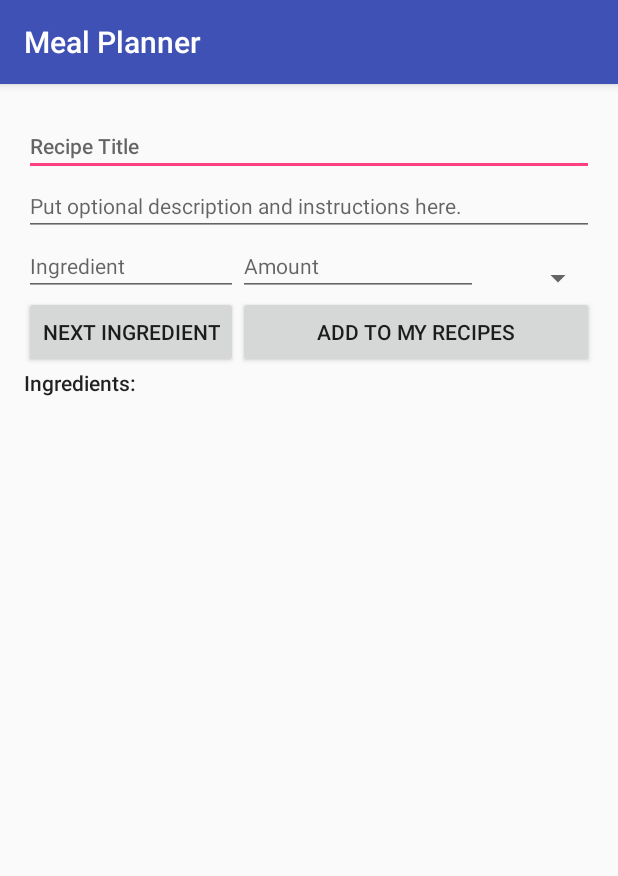
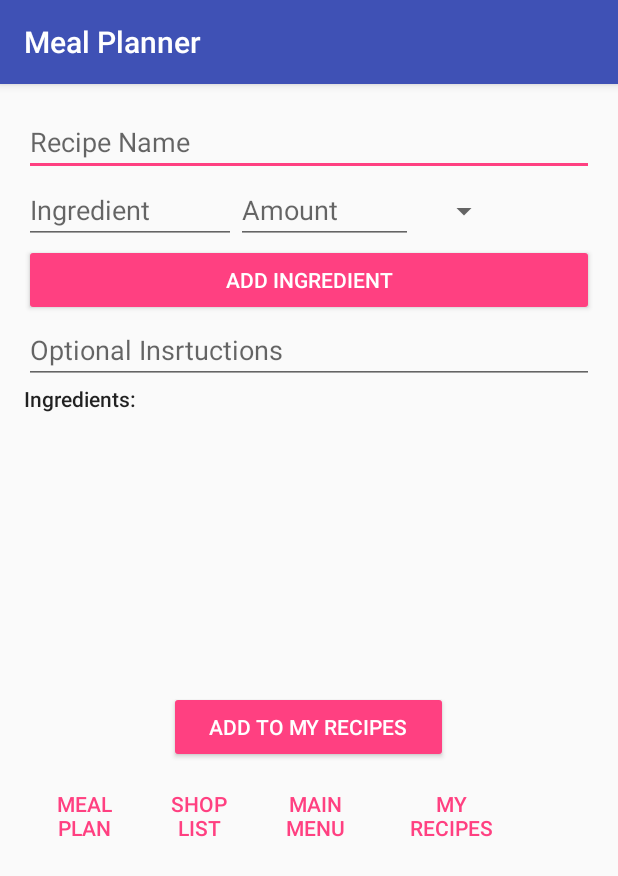
Before and after one commit to basilryen/MealPlanner, an Android app: the AddRecipe screen opened directly, with no data from a screen before it, on a phone screen of 412 x 824 dp. Shown: the top 876 px of the screen. Run offline under Robolectric (Android 15) with nearby library versions, the phone set to English and light mode, and no system bars.

```diff
--- a/app/build.gradle
+++ b/app/build.gradle
@@ -26,5 +26,4 @@ dependencies {
     })
     compile 'com.android.support:appcompat-v7:25.1.0'
     testCompile 'junit:junit:4.12'
-    compile 'com.android.support.constraint:constraint-layout:1.0.0-beta4'
 }
--- a/app/src/main/java/com/teambazomi/mealplanner/Recipe.java
+++ b/app/src/main/java/com/teambazomi/mealplanner/Recipe.java
@@ -19,4 +19,8 @@ public class Recipe {
         this.ingredients = ingredients;
     }
 
+    public String toString() {
+        return title;
+    }
+
 }
--- a/app/src/main/res/layout/activity_add_recipe.xml
+++ b/app/src/main/res/layout/activity_add_recipe.xml
@@ -1,5 +1,5 @@
 <?xml version="1.0" encoding="utf-8"?>
-<RelativeLayout xmlns:android="http://schemas.android.com/apk/res/android"
+<LinearLayout xmlns:android="http://schemas.android.com/apk/res/android"
     xmlns:tools="http://schemas.android.com/tools"
     android:id="@+id/activity_add_recipe"
     android:layout_width="match_parent"
@@ -11,109 +11,137 @@
     tools:context="com.teambazomi.mealplanner.AddRecipe">
 
 
-        <EditText
-            android:layout_width="wrap_content"
-            android:layout_height="wrap_content"
-            android:inputType="text"
-            android:hint="Recipe Title"
-            android:ems="10"
-            android:layout_alignParentTop="true"
-            android:layout_alignParentLeft="true"
-            android:layout_alignParentStart="true"
-            android:layout_marginTop="5dp"
-            android:id="@+id/title"
-            android:layout_alignParentRight="true"
-            android:layout_alignParentEnd="true"
-            android:textAppearance="@style/TextAppearance.AppCompat.Body2" />
+
+    <LinearLayout
+        android:orientation="vertical"
+        android:layout_width="match_parent"
+        android:layout_height="match_parent"
+        android:layout_alignParentTop="true"
+        android:layout_alignParentLeft="true"
+        android:layout_alignParentStart="true">
 
         <EditText
-            android:layout_width="wrap_content"
+            android:layout_width="match_parent"
+            android:layout_height="wrap_content"
+            android:inputType="textPersonName"
+            android:ems="10"
+            android:id="@+id/title"
+            android:hint="Recipe Name" />
+
+        <LinearLayout
+            android:orientation="horizontal"
+            android:layout_width="match_parent"
+            android:layout_height="wrap_content"
+            android:weightSum="1">
+
+            <EditText
+                android:layout_width="141dp"
+                android:layout_height="wrap_content"
+                android:inputType="textPersonName"
+                android:ems="10"
+                android:id="@+id/ingredient"
+                android:hint="Ingredient" />
+
+            <EditText
+                android:layout_width="81dp"
+                android:layout_height="wrap_content"
+                android:inputType="textPersonName"
+                android:ems="10"
+                android:id="@+id/amount"
+                android:hint="Amount"
+                android:layout_weight="0.36" />
+
+            <Spinner
+                android:layout_width="54dp"
+                android:layout_height="44dp"
+                android:id="@+id/measurementType"
+                android:layout_weight="0.04" />
+        </LinearLayout>
+
+        <Button
+            android:text="Add Ingredient"
+            android:layout_width="match_parent"
+            android:layout_height="wrap_content"
+            android:id="@+id/add_ingredient"
+            android:onClick="addIngredient"
+            style="@style/Widget.AppCompat.Button.Colored" />
+
+        <EditText
+            android:layout_width="match_parent"
             android:layout_height="wrap_content"
             android:inputType="textMultiLine"
             android:ems="10"
             android:id="@+id/recipe_instructions"
-            android:hint="Put optional description and instructions here."
-            android:layout_below="@+id/title"
-            android:layout_alignParentLeft="true"
-            android:layout_alignParentStart="true"
-            android:layout_alignParentRight="true"
-            android:layout_alignParentEnd="true"
-            android:textAppearance="@style/TextAppearance.AppCompat.Body1" />
-
-        <EditText
-            android:layout_width="wrap_content"
-            android:layout_height="wrap_content"
-            android:inputType="textPersonName"
-            android:hint="Ingredient"
-            android:ems="10"
-            android:layout_below="@+id/recipe_instructions"
-            android:layout_alignParentLeft="true"
-            android:layout_alignParentStart="true"
-            android:id="@+id/ingredient"
-            android:textAppearance="@style/TextAppearance.AppCompat.Body1"
-            android:layout_toLeftOf="@+id/add_recipe"
-            android:layout_toStartOf="@+id/add_recipe" />
-
-        <EditText
-            android:layout_width="wrap_content"
-            android:layout_height="wrap_content"
-            android:inputType="number"
-            android:ems="10"
-            android:id="@+id/amount"
-            android:hint="Amount"
-            android:textAppearance="@style/TextAppearance.AppCompat.Body1"
-            android:layout_toRightOf="@+id/ingredient"
-            android:layout_below="@+id/recipe_instructions" />
-
-        <Spinner
-                android:layout_width="wrap_content"
-                android:layout_height="wrap_content"
-                android:id="@+id/measurementType"
-                android:layout_toRightOf="@+id/amount"
-                android:layout_alignBottom="@+id/amount" />
-
-        <Button
-            android:text="Next Ingredient"
-            android:layout_width="wrap_content"
-            android:layout_height="wrap_content"
-            android:layout_below="@+id/ingredient"
-            android:layout_alignParentLeft="true"
-            android:layout_alignParentStart="true"
-            android:id="@+id/add_ingredient"
-            android:onClick="addIngredient"
-            android:textAppearance="@style/TextAppearance.AppCompat.Widget.Button" />
-
-        <Button
-            android:text="Add to my Recipes"
-            android:layout_width="wrap_content"
-            android:layout_height="wrap_content"
-            android:id="@+id/add_recipe"
-            android:layout_below="@+id/ingredient"
-            android:layout_centerVertical="true"
-            android:layout_alignParentRight="true"
-            android:layout_alignParentEnd="true"
-            android:layout_toRightOf="@+id/add_ingredient"
-            android:layout_toEndOf="@+id/add_ingredient"
-            android:textAppearance="@style/TextAppearance.AppCompat.Widget.Button" />
+            android:hint="Optional Insrtuctions" />
 
         <TextView
             android:text="Ingredients:"
-            android:layout_width="wrap_content"
+            android:layout_width="match_parent"
             android:layout_height="wrap_content"
             android:id="@+id/ingredients_list_label"
-            android:layout_below="@+id/add_ingredient"
-            android:layout_alignParentLeft="true"
-            android:layout_alignParentStart="true"
             android:textAppearance="@style/TextAppearance.AppCompat.Body2" />
 
         <ListView
             android:layout_width="match_parent"
-            android:layout_height="match_parent"
-            android:layout_alignParentLeft="true"
+            android:layout_height="173dp"
             android:id="@+id/ingredients_list"
-            android:layout_below="@+id/ingredients_list_label">
+            android:smoothScrollbar="true"
+            style="@style/Widget.AppCompat.ListView.DropDown" />
 
-        </ListView>
+        <Space
+            android:layout_width="match_parent"
+            android:layout_height="12dp" />
 
+        <Space
+            android:layout_width="match_parent"
+            android:layout_height="wrap_content" />
 
-</RelativeLayout>
+        <Button
+            android:text="Add to My Recipes"
+            android:layout_width="186dp"
+            android:layout_height="wrap_content"
+            android:layout_gravity="center_horizontal"
+            android:onClick="addNewRecipe"
+            android:id="@+id/add_recipe"
+            style="@style/Widget.AppCompat.Button.Colored" />
+
+        <Space
+            android:layout_width="match_parent"
+            android:layout_height="7dp" />
+
+        <LinearLayout
+            android:orientation="horizontal"
+            android:layout_width="match_parent"
+            android:layout_height="match_parent">
+
+            <Button
+                android:text="Meal Plan"
+                android:layout_width="80dp"
+                android:layout_height="wrap_content"
+                android:id="@+id/button3"
+                style="@style/Widget.AppCompat.Button.Borderless.Colored" />
+
+            <Button
+                android:text="Shop List"
+                android:layout_width="73dp"
+                android:layout_height="wrap_content"
+                android:id="@+id/button4"
+                style="@style/Widget.AppCompat.Button.Borderless.Colored" />
+
+            <Button
+                android:text="Main Menu"
+                android:layout_width="81dp"
+                android:layout_height="wrap_content"
+                android:id="@+id/button5"
+                style="@style/Widget.AppCompat.Button.Borderless.Colored" />
+
+            <Button
+                android:text="My recipes"
+                android:layout_width="100dp"
+                android:layout_height="wrap_content"
+                android:id="@+id/my_recipe"
+                android:onClick="myRecipes"
+                style="@style/Widget.AppCompat.Button.Borderless.Colored" />
+        </LinearLayout>
+    </LinearLayout>
+</LinearLayout>
```
Also changed, not shown: app/src/main/java/com/teambazomi/mealplanner/AddRecipe.java (+20 -0 lines), app/src/main/java/com/teambazomi/mealplanner/MainActivity.java (+19 -0 lines), app/src/main/java/com/teambazomi/mealplanner/MyRecipes.java (+9 -1 lines), app/src/main/res/layout/activity_main.xml (+12 -4 lines), app/src/main/res/layout/activity_meal_plan.xml (+4 -3 lines), app/src/main/res/layout/activity_my_recipes.xml (+65 -2 lines), app/src/main/res/layout/activity_shopping_list.xml (+65 -3 lines).
